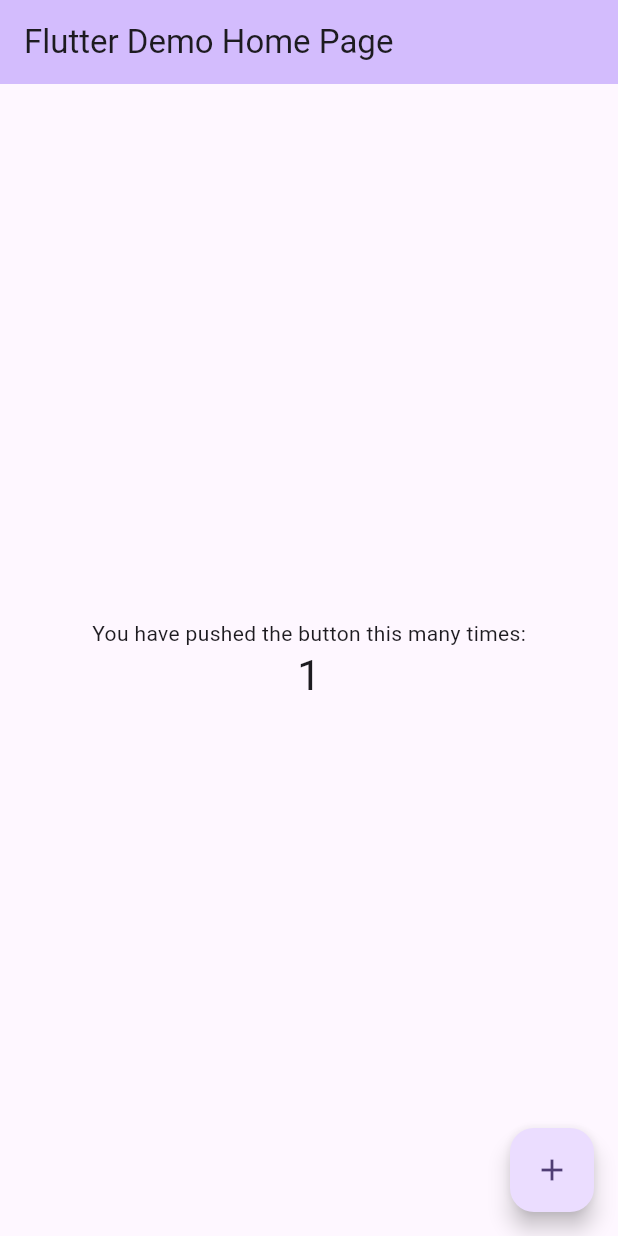
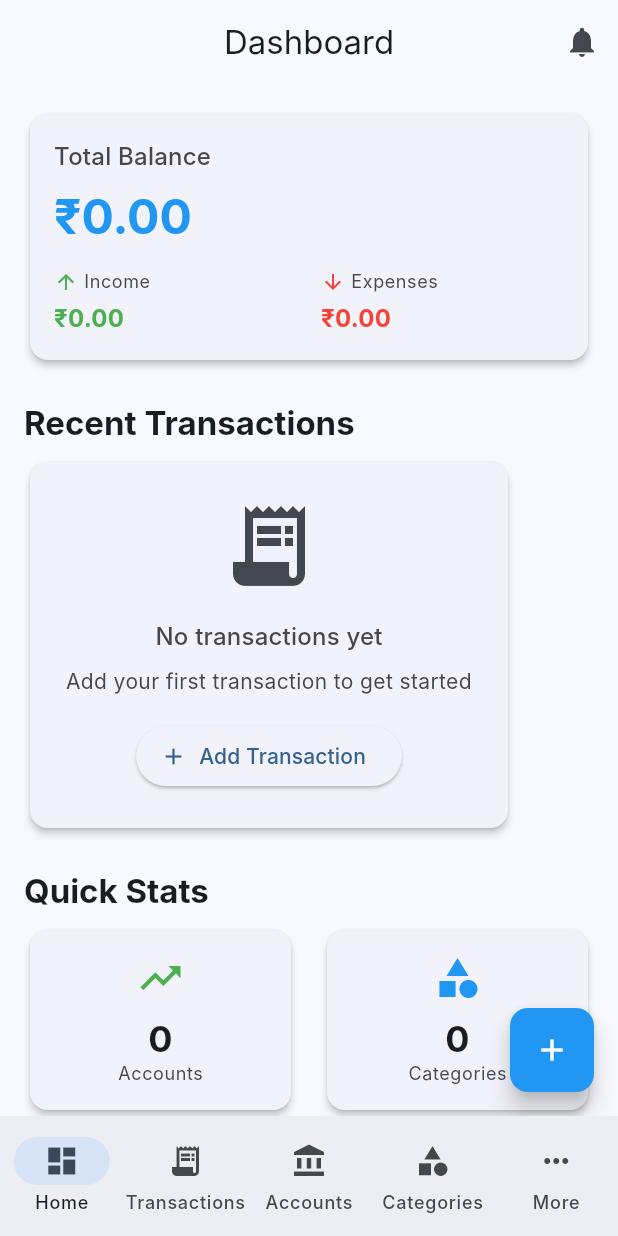
Before and after one commit to iampownkumar/kora_expense_tracker, a Flutter app: the screen it shows after launch, after a tap on the "add" icon, on a phone screen of 412 x 824 dp. Run offline on Flutter 3.47's test engine with Material 3 defaults, Android fonts, the phone set to English and light mode, and no system bars; our stand-ins replace shared_preferences.

Commit message:
feat: Complete UI Foundation with Material 3 Design
- Replaced default Flutter demo with actual expense tracker UI
- Implemented Material 3 theme with light/dark mode support
- Added bottom navigation with 5 main sections (Home, Transactions, Accounts, Categories, More)
- Created responsive dashboard with balance summary, empty states, and quick stats
- Added placeholder screens for all sections with proper navigation
- Implemented internationalization support for multi-language
- Fixed CardTheme type issues for proper Material 3 compatibility
- Added floating action buttons and proper app bar actions
- Ready for Phase 2: State Management and real data integration

UI is now dopamine-friendly with smooth navigation and modern design!

```diff
--- a/lib/main.dart
+++ b/lib/main.dart
@@ -1,122 +1,100 @@
 import 'package:flutter/material.dart';
+import 'package:flutter_localizations/flutter_localizations.dart';
+import 'package:provider/provider.dart';
+import 'package:kora_expense_tracker/constants/app_constants.dart';
+import 'package:kora_expense_tracker/utils/storage_service.dart';
+import 'package:kora_expense_tracker/screens/home_screen.dart';
 
-void main() {
-  runApp(const MyApp());
+void main() async {
+  WidgetsFlutterBinding.ensureInitialized();
+
+  // Initialize storage service
+  await StorageService.initialize();
+
+  runApp(const KoraExpenseTrackerApp());
 }
 
-class MyApp extends StatelessWidget {
-  const MyApp({super.key});
+class KoraExpenseTrackerApp extends StatelessWidget {
+  const KoraExpenseTrackerApp({super.key});
 
-  // This widget is the root of your application.
   @override
   Widget build(BuildContext context) {
     return MaterialApp(
-      title: 'Flutter Demo',
+      title: AppConstants.appName,
+      debugShowCheckedModeBanner: false,
+
+      // Internationalization
+      localizationsDelegates: const [
+        GlobalMaterialLocalizations.delegate,
+        GlobalWidgetsLocalizations.delegate,
+        GlobalCupertinoLocalizations.delegate,
+      ],
+      supportedLocales: const [
+        Locale('en', ''), // English
+        Locale('hi', ''), // Hindi
+        Locale('ta', ''), // Tamil
+      ],
+      locale: const Locale('en', ''),
+
+      // Material 3 Theme
       theme: ThemeData(
-        // This is the theme of your application.
-        //
-        // TRY THIS: Try running your application with "flutter run". You'll see
-        // the application has a purple toolbar. Then, without quitting the app,
-        // try changing the seedColor in the colorScheme below to Colors.green
-        // and then invoke "hot reload" (save your changes or press the "hot
-        // reload" button in a Flutter-supported IDE, or press "r" if you used
-        // the command line to start the app).
-        //
-        // Notice that the counter didn't reset back to zero; the application
-        // state is not lost during the reload. To reset the state, use hot
-        // restart instead.
-        //
-        // This works for code too, not just values: Most code changes can be
-        // tested with just a hot reload.
-        colorScheme: ColorScheme.fromSeed(seedColor: Colors.deepPurple),
+        useMaterial3: true,
+        colorScheme: ColorScheme.fromSeed(
+          seedColor: AppConstants.primaryColor,
+          brightness: Brightness.light,
+        ),
+        fontFamily: 'Inter',
+        appBarTheme: const AppBarTheme(
+          centerTitle: true,
+          elevation: 0,
+        ),
+        cardTheme: CardThemeData(
+          elevation: AppConstants.cardElevation,
+          shape: RoundedRectangleBorder(
+            borderRadius: BorderRadius.circular(AppConstants.borderRadius),
+          ),
+        ),
+        floatingActionButtonTheme: FloatingActionButtonThemeData(
+          backgroundColor: AppConstants.primaryColor,
+          foregroundColor: Colors.white,
+          shape: RoundedRectangleBorder(
+            borderRadius: BorderRadius.circular(AppConstants.borderRadius),
+          ),
+        ),
       ),
-      home: const MyHomePage(title: 'Flutter Demo Home Page'),
+
+      // Dark Theme
+      darkTheme: ThemeData(
+        useMaterial3: true,
+        colorScheme: ColorScheme.fromSeed(
+          seedColor: AppConstants.primaryColor,
+          brightness: Brightness.dark,
+        ),
+        fontFamily: 'Inter',
+        appBarTheme: const AppBarTheme(
+          centerTitle: true,
+          elevation: 0,
+        ),
+        cardTheme: CardThemeData(
+          elevation: AppConstants.cardElevation,
+          shape: RoundedRectangleBorder(
+            borderRadius: BorderRadius.circular(AppConstants.borderRadius),
+          ),
+        ),
+        floatingActionButtonTheme: FloatingActionButtonThemeData(
+          backgroundColor: AppConstants.primaryColor,
+          foregroundColor: Colors.white,
+          shape: RoundedRectangleBorder(
+            borderRadius: BorderRadius.circular(AppConstants.borderRadius),
+          ),
+        ),
+      ),
+
+      // Theme mode
+      themeMode: ThemeMode.system,
+
+      // Home screen
+      home: const HomeScreen(),
     );
   }
 }
-
-class MyHomePage extends StatefulWidget {
-  const MyHomePage({super.key, required this.title});
-
-  // This widget is the home page of your application. It is stateful, meaning
-  // that it has a State object (defined below) that contains fields that affect
-  // how it looks.
-
-  // This class is the configuration for the state. It holds the values (in this
-  // case the title) provided by the parent (in this case the App widget) and
-  // used by the build method of the State. Fields in a Widget subclass are
-  // always marked "final".
-
-  final String title;
-
-  @override
-  State<MyHomePage> createState() => _MyHomePageState();
-}
-
-class _MyHomePageState extends State<MyHomePage> {
-  int _counter = 0;
-
-  void _incrementCounter() {
-    setState(() {
-      // This call to setState tells the Flutter framework that something has
-      // changed in this State, which causes it to rerun the build method below
-      // so that the display can reflect the updated values. If we changed
-      // _counter without calling setState(), then the build method would not be
-      // called again, and so nothing would appear to happen.
-      _counter++;
-    });
-  }
-
-  @override
-  Widget build(BuildContext context) {
-    // This method is rerun every time setState is called, for instance as done
-    // by the _incrementCounter method above.
-    //
-    // The Flutter framework has been optimized to make rerunning build methods
-    // fast, so that you can just rebuild anything that needs updating rather
-    // than having to individually change instances of widgets.
-    return Scaffold(
-      appBar: AppBar(
-        // TRY THIS: Try changing the color here to a specific color (to
-        // Colors.amber, perhaps?) and trigger a hot reload to see the AppBar
-        // change color while the other colors stay the same.
-        backgroundColor: Theme.of(context).colorScheme.inversePrimary,
-        // Here we take the value from the MyHomePage object that was created by
-        // the App.build method, and use it to set our appbar title.
-        title: Text(widget.title),
-      ),
-      body: Center(
-        // Center is a layout widget. It takes a single child and positions it
-        // in the middle of the parent.
-        child: Column(
-          // Column is also a layout widget. It takes a list of children and
-          // arranges them vertically. By default, it sizes itself to fit its
-          // children horizontally, and tries to be as tall as its parent.
-          //
-          // Column has various properties to control how it sizes itself and
-          // how it positions its children. Here we use mainAxisAlignment to
-          // center the children vertically; the main axis here is the vertical
-          // axis because Columns are vertical (the cross axis would be
-          // horizontal).
-          //
-          // TRY THIS: Invoke "debug painting" (choose the "Toggle Debug Paint"
-          // action in the IDE, or press "p" in the console), to see the
-          // wireframe for each widget.
-          mainAxisAlignment: MainAxisAlignment.center,
-          children: <Widget>[
-            const Text('You have pushed the button this many times:'),
-            Text(
-              '$_counter',
-              style: Theme.of(context).textTheme.headlineMedium,
-            ),
-          ],
-        ),
-      ),
-      floatingActionButton: FloatingActionButton(
-        onPressed: _incrementCounter,
-        tooltip: 'Increment',
-        child: const Icon(Icons.add),
-      ), // This trailing comma makes auto-formatting nicer for build methods.
-    );
-  }
-}
--- /dev/null
+++ b/lib/screens/accounts_screen.dart
@@ -0,0 +1,51 @@
+import 'package:flutter/material.dart';
+import 'package:kora_expense_tracker/constants/app_constants.dart';
+
+class AccountsScreen extends StatelessWidget {
+  const AccountsScreen({super.key});
+
+  @override
+  Widget build(BuildContext context) {
+    return Scaffold(
+      appBar: AppBar(
+        title: const Text('Accounts'),
+        actions: [
+          IconButton(
+            icon: const Icon(Icons.add),
+            onPressed: () {
+              // TODO: Add account
+            },
+          ),
+        ],
+      ),
+      body: const Center(
+        child: Column(
+          mainAxisAlignment: MainAxisAlignment.center,
+          children: [
+            Icon(
+              Icons.account_balance,
+              size: 64,
+              color: Colors.grey,
+            ),
+            SizedBox(height: 16),
+            Text(
+              'Accounts Screen',
+              style: TextStyle(fontSize: 24, fontWeight: FontWeight.bold),
+            ),
+            SizedBox(height: 8),
+            Text(
+              'Coming soon...',
+              style: TextStyle(color: Colors.grey),
+            ),
+          ],
+        ),
+      ),
+      floatingActionButton: FloatingActionButton(
+        onPressed: () {
+          // TODO: Add account
+        },
+        child: const Icon(Icons.add),
+      ),
+    );
+  }
+}
--- /dev/null
+++ b/lib/screens/categories_screen.dart
@@ -0,0 +1,51 @@
+import 'package:flutter/material.dart';
+import 'package:kora_expense_tracker/constants/app_constants.dart';
+
+class CategoriesScreen extends StatelessWidget {
+  const CategoriesScreen({super.key});
+
+  @override
+  Widget build(BuildContext context) {
+    return Scaffold(
+      appBar: AppBar(
+        title: const Text('Categories'),
+        actions: [
+          IconButton(
+            icon: const Icon(Icons.add),
+            onPressed: () {
+              // TODO: Add category
+            },
+          ),
+        ],
+      ),
+      body: const Center(
+        child: Column(
+          mainAxisAlignment: MainAxisAlignment.center,
+          children: [
+            Icon(
+              Icons.category,
+              size: 64,
+              color: Colors.grey,
+            ),
+            SizedBox(height: 16),
+            Text(
+              'Categories Screen',
+              style: TextStyle(fontSize: 24, fontWeight: FontWeight.bold),
+            ),
+            SizedBox(height: 8),
+            Text(
+              'Coming soon...',
+              style: TextStyle(color: Colors.grey),
+            ),
+          ],
+        ),
+      ),
+      floatingActionButton: FloatingActionButton(
+        onPressed: () {
+          // TODO: Add category
+        },
+        child: const Icon(Icons.add),
+      ),
+    );
+  }
+}
--- /dev/null
+++ b/lib/screens/dashboard_screen.dart
@@ -0,0 +1,255 @@
+import 'package:flutter/material.dart';
+import 'package:kora_expense_tracker/constants/app_constants.dart';
+import 'package:kora_expense_tracker/utils/formatters.dart';
+
+class DashboardScreen extends StatelessWidget {
+  const DashboardScreen({super.key});
+
+  @override
+  Widget build(BuildContext context) {
+    return Scaffold(
+      appBar: AppBar(
+        title: const Text('Dashboard'),
+        actions: [
+          IconButton(
+            icon: const Icon(Icons.notifications),
+            onPressed: () {
+              // TODO: Show notifications
+            },
+          ),
+        ],
+      ),
+      body: SafeArea(
+        child: RefreshIndicator(
+          onRefresh: () async {
+            // TODO: Refresh data
+          },
+          child: SingleChildScrollView(
+            physics: const AlwaysScrollableScrollPhysics(),
+            padding: const EdgeInsets.all(AppConstants.defaultPadding),
+            child: Column(
+              crossAxisAlignment: CrossAxisAlignment.start,
+              children: [
+                // Balance Summary Card
+                Card(
+                  child: Padding(
+                    padding: const EdgeInsets.all(AppConstants.defaultPadding),
+                    child: Column(
+                      crossAxisAlignment: CrossAxisAlignment.start,
+                      children: [
+                        Text(
+                          'Total Balance',
+                          style: Theme.of(context).textTheme.titleMedium?.copyWith(
+                            color: Theme.of(context).colorScheme.onSurfaceVariant,
+                          ),
+                        ),
+                        const SizedBox(height: AppConstants.smallPadding),
+                        Text(
+                          Formatters.formatCurrency(0.0),
+                          style: Theme.of(context).textTheme.headlineLarge?.copyWith(
+                            fontWeight: FontWeight.bold,
+                            color: AppConstants.primaryColor,
+                          ),
+                        ),
+                        const SizedBox(height: AppConstants.defaultPadding),
+                        Row(
+                          children: [
+                            Expanded(
+                              child: _buildBalanceItem(
+                                context,
+                                'Income',
+                                Formatters.formatCurrency(0.0),
+                                AppConstants.successColor,
+                                Icons.arrow_upward,
+                              ),
+                            ),
+                            const SizedBox(width: AppConstants.defaultPadding),
+                            Expanded(
+                              child: _buildBalanceItem(
+                                context,
+                                'Expenses',
+                                Formatters.formatCurrency(0.0),
+                                AppConstants.errorColor,
+                                Icons.arrow_downward,
+                              ),
+                            ),
+                          ],
+                        ),
+                      ],
+                    ),
+                  ),
+                ),
+
+                const SizedBox(height: AppConstants.largePadding),
+
+                // Recent Transactions Section
+                Text(
+                  'Recent Transactions',
+                  style: Theme.of(context).textTheme.titleLarge?.copyWith(
+                    fontWeight: FontWeight.bold,
+                  ),
+                ),
+                const SizedBox(height: AppConstants.smallPadding),
+
+                // Empty State
+                Card(
+                  child: Padding(
+                    padding: const EdgeInsets.all(AppConstants.largePadding),
+                    child: Column(
+                      children: [
+                        Icon(
+                          Icons.receipt_long,
+                          size: 64,
+                          color: Theme.of(context).colorScheme.onSurfaceVariant,
+                        ),
+                        const SizedBox(height: AppConstants.defaultPadding),
+                        Text(
+                          'No transactions yet',
+                          style: Theme.of(context).textTheme.titleMedium?.copyWith(
+                            color: Theme.of(context).colorScheme.onSurfaceVariant,
+                          ),
+                        ),
+                        const SizedBox(height: AppConstants.smallPadding),
+                        Text(
+                          'Add your first transaction to get started',
+                          style: Theme.of(context).textTheme.bodyMedium?.copyWith(
+                            color: Theme.of(context).colorScheme.onSurfaceVariant,
+                          ),
+                          textAlign: TextAlign.center,
+                        ),
+                        const SizedBox(height: AppConstants.defaultPadding),
+                        ElevatedButton.icon(
+                          onPressed: () {
+                            // TODO: Navigate to add transaction
+                          },
+                          icon: const Icon(Icons.add),
+                          label: const Text('Add Transaction'),
+                        ),
+                      ],
+                    ),
+                  ),
+                ),
+
+                const SizedBox(height: AppConstants.largePadding),
+
+                // Quick Stats Section
+                Text(
+                  'Quick Stats',
+                  style: Theme.of(context).textTheme.titleLarge?.copyWith(
+                    fontWeight: FontWeight.bold,
+                  ),
+                ),
+                const SizedBox(height: AppConstants.smallPadding),
+
+                // Stats Cards
+                Row(
+                  children: [
+                    Expanded(
+                      child: Card(
+                        child: Padding(
+                          padding: const EdgeInsets.all(AppConstants.defaultPadding),
+                          child: Column(
+                            children: [
+                              Icon(
+                                Icons.trending_up,
+                                color: AppConstants.successColor,
+                                size: 32,
+                              ),
+                              const SizedBox(height: AppConstants.smallPadding),
+                              Text(
+                                '0',
+                                style: Theme.of(context).textTheme.headlineSmall?.copyWith(
+                                  fontWeight: FontWeight.bold,
+                                ),
+                              ),
+                              Text(
+                                'Accounts',
+                                style: Theme.of(context).textTheme.bodySmall?.copyWith(
+                                  color: Theme.of(context).colorScheme.onSurfaceVariant,
+                                ),
+                              ),
+                            ],
+                          ),
+                        ),
+                      ),
+                    ),
+                    const SizedBox(width: AppConstants.defaultPadding),
+                    Expanded(
+                      child: Card(
+                        child: Padding(
+                          padding: const EdgeInsets.all(AppConstants.defaultPadding),
+                          child: Column(
+                            children: [
+                              Icon(
+                                Icons.category,
+                                color: AppConstants.infoColor,
+                                size: 32,
+                              ),
+                              const SizedBox(height: AppConstants.smallPadding),
+                              Text(
+                                '0',
+                                style: Theme.of(context).textTheme.headlineSmall?.copyWith(
+                                  fontWeight: FontWeight.bold,
+                                ),
+                              ),
+                              Text(
+                                'Categories',
+                                style: Theme.of(context).textTheme.bodySmall?.copyWith(
+                                  color: Theme.of(context).colorScheme.onSurfaceVariant,
+                                ),
+                              ),
+                            ],
+                          ),
+                        ),
+                      ),
+                    ),
+                  ],
+                ),
+              ],
+            ),
+          ),
+        ),
+      ),
+      floatingActionButton: FloatingActionButton(
+        onPressed: () {
+          // TODO: Show add transaction dialog
+        },
+        child: const Icon(Icons.add),
+      ),
+    );
+  }
+
+  Widget _buildBalanceItem(
+    BuildContext context,
+    String label,
+    String amount,
+    Color color,
+    IconData icon,
+  ) {
+    return Column(
+      crossAxisAlignment: CrossAxisAlignment.start,
+      children: [
+        Row(
+          children: [
+            Icon(icon, color: color, size: 16),
+            const SizedBox(width: 4),
+            Text(
+              label,
+              style: Theme.of(context).textTheme.bodySmall?.copyWith(
+                color: Theme.of(context).colorScheme.onSurfaceVariant,
+              ),
+            ),
+          ],
+        ),
+        const SizedBox(height: 4),
+        Text(
+          amount,
+          style: Theme.of(context).textTheme.titleMedium?.copyWith(
+            fontWeight: FontWeight.bold,
+            color: color,
+          ),
+        ),
+      ],
+    );
+  }
+}
--- /dev/null
+++ b/lib/screens/home_screen.dart
@@ -0,0 +1,66 @@
+import 'package:flutter/material.dart';
+import 'package:kora_expense_tracker/constants/app_constants.dart';
+import 'package:kora_expense_tracker/screens/dashboard_screen.dart';
+import 'package:kora_expense_tracker/screens/transactions_screen.dart';
+import 'package:kora_expense_tracker/screens/accounts_screen.dart';
+import 'package:kora_expense_tracker/screens/categories_screen.dart';
+import 'package:kora_expense_tracker/screens/more_screen.dart';
+
+class HomeScreen extends StatefulWidget {
+  const HomeScreen({super.key});
+
+  @override
+  State<HomeScreen> createState() => _HomeScreenState();
+}
+
+class _HomeScreenState extends State<HomeScreen> {
+  int _currentIndex = 0;
+
+  final List<Widget> _screens = [
+    const DashboardScreen(),
+    const TransactionsScreen(),
+    const AccountsScreen(),
+    const CategoriesScreen(),
+    const MoreScreen(),
+  ];
+
+  @override
+  Widget build(BuildContext context) {
+    return Scaffold(
+      body: IndexedStack(
+        index: _currentIndex,
+        children: _screens,
+      ),
+      bottomNavigationBar: NavigationBar(
+        selectedIndex: _currentIndex,
+        onDestinationSelected: (index) {
+          setState(() {
+            _currentIndex = index;
+          });
+        },
+        destinations: const [
+          NavigationDestination(
+            icon: Icon(Icons.dashboard),
+            label: 'Home',
+          ),
+          NavigationDestination(
+            icon: Icon(Icons.receipt_long),
+            label: 'Transactions',
+          ),
+          NavigationDestination(
+            icon: Icon(Icons.account_balance),
+            label: 'Accounts',
+          ),
+          NavigationDestination(
+            icon: Icon(Icons.category),
+            label: 'Categories',
+          ),
+          NavigationDestination(
+            icon: Icon(Icons.more_horiz),
+            label: 'More',
+          ),
+        ],
+      ),
+    );
+  }
+}
--- /dev/null
+++ b/lib/screens/more_screen.dart
@@ -0,0 +1,37 @@
+import 'package:flutter/material.dart';
+import 'package:kora_expense_tracker/constants/app_constants.dart';
+
+class MoreScreen extends StatelessWidget {
+  const MoreScreen({super.key});
+
+  @override
+  Widget build(BuildContext context) {
+    return Scaffold(
+      appBar: AppBar(
+        title: const Text('More'),
+      ),
+      body: const Center(
+        child: Column(
+          mainAxisAlignment: MainAxisAlignment.center,
+          children: [
+            Icon(
+              Icons.more_horiz,
+              size: 64,
+              color: Colors.grey,
+            ),
+            SizedBox(height: 16),
+            Text(
+              'More Screen',
+              style: TextStyle(fontSize: 24, fontWeight: FontWeight.bold),
+            ),
+            SizedBox(height: 8),
+            Text(
+              'Coming soon...',
+              style: TextStyle(color: Colors.grey),
+            ),
+          ],
+        ),
+      ),
+    );
+  }
+}
--- /dev/null
+++ b/lib/screens/transactions_screen.dart
@@ -0,0 +1,57 @@
+import 'package:flutter/material.dart';
+import 'package:kora_expense_tracker/constants/app_constants.dart';
+
+class TransactionsScreen extends StatelessWidget {
+  const TransactionsScreen({super.key});
+
+  @override
+  Widget build(BuildContext context) {
+    return Scaffold(
+      appBar: AppBar(
+        title: const Text('Transactions'),
+        actions: [
+          IconButton(
+            icon: const Icon(Icons.search),
+            onPressed: () {
+              // TODO: Show search
+            },
+          ),
+          IconButton(
+            icon: const Icon(Icons.filter_list),
+            onPressed: () {
+              // TODO: Show filters
+            },
+          ),
+        ],
+      ),
+      body: const Center(
+        child: Column(
+          mainAxisAlignment: MainAxisAlignment.center,
+          children: [
+            Icon(
+              Icons.receipt_long,
+              size: 64,
+              color: Colors.grey,
+            ),
+            SizedBox(height: 16),
+            Text(
+              'Transactions Screen',
+              style: TextStyle(fontSize: 24, fontWeight: FontWeight.bold),
+            ),
+            SizedBox(height: 8),
+            Text(
+              'Coming soon...',
+              style: TextStyle(color: Colors.grey),
+            ),
+          ],
+        ),
+      ),
+      floatingActionButton: FloatingActionButton(
+        onPressed: () {
+          // TODO: Add transaction
+        },
+        child: const Icon(Icons.add),
+      ),
+    );
+  }
+}
```
Also changed, not shown: pubspec.yaml (+14 -13 lines), 3 other files.
